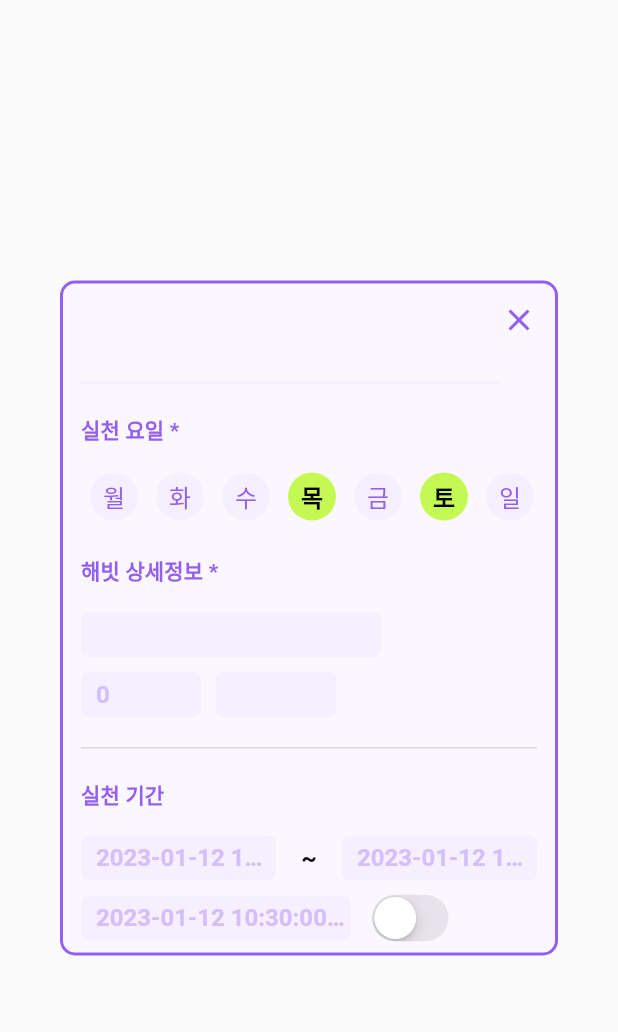
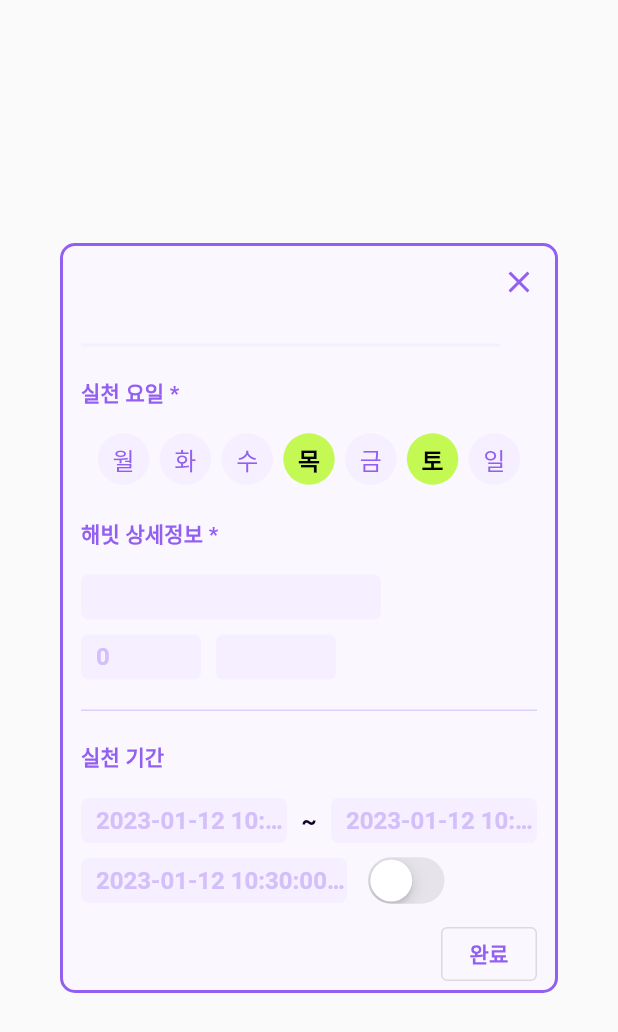
Before and after one commit to kugods-HabitTama/dahae-mobile, a Flutter app: the EditDialog widget shown alone on an empty page, opened directly with empty values, on a phone screen of 412 x 824 dp. Shown: the top 1032 px of the screen. Run offline on Flutter 3.47's test engine with Material 2 defaults, Android fonts, the phone set to English and light mode, and no system bars; our stand-ins replace dio, freezed_annotation, go_router.

Commit message:
Fix Overflow of EditDialog

```diff
--- a/lib/screens/habit/dialog/day_button.dart
+++ b/lib/screens/habit/dialog/day_button.dart
@@ -14,6 +14,11 @@ class _DayButtonsState extends State<DayButtons> {
 
   @override
   Widget build(BuildContext context) {
+    var screenHeight = MediaQuery.of(context).size.height;
+    var screenWidth = MediaQuery.of(context).size.width;
+
+    var relativePadding = screenWidth / 120;
+
     return Container(
       // margin: const EdgeInsets.only(
       //   top: 5,
@@ -29,7 +34,7 @@ class _DayButtonsState extends State<DayButtons> {
           });
         },
         constraints: const BoxConstraints(
-          maxWidth: 320,
+          maxWidth: 360,
         ),
         isSelected: widget.isSelected,
         selectedBorderColor: Colors.transparent,
@@ -39,7 +44,7 @@ class _DayButtonsState extends State<DayButtons> {
         children: List<Widget>.generate(
           7,
           (index) => Padding(
-            padding: const EdgeInsets.all(6.0),
+            padding: EdgeInsets.all(relativePadding),
             child: Container(
               decoration: BoxDecoration(
                 color: widget.isSelected[index]
@@ -47,8 +52,8 @@ class _DayButtonsState extends State<DayButtons> {
                     : Theme.of(context).backgroundColor,
                 borderRadius: BorderRadius.circular(18),
               ),
-              width: 32,
-              height: 32,
+              width: screenWidth / 12,
+              height: screenWidth / 12,
               alignment: Alignment.center,
               child: Text(
                 weekdays[index],
--- a/lib/screens/habit/dialog/period_box.dart
+++ b/lib/screens/habit/dialog/period_box.dart
@@ -17,6 +17,9 @@ class _PeriodBoxState extends State<PeriodBox> {
 
   @override
   Widget build(BuildContext context) {
+    var screenHeight = MediaQuery.of(context).size.height;
+    var screenWidth = MediaQuery.of(context).size.width;
+
     return Container(
       //color: Colors.cyan,
       margin: const EdgeInsets.only(
@@ -35,7 +38,7 @@ class _PeriodBoxState extends State<PeriodBox> {
             mainAxisAlignment: MainAxisAlignment.spaceBetween,
             children: [
               TextBox(
-                width: 130,
+                width: screenWidth / 3,
                 rightOffset: 0,
                 hintText: widget.startDate.toString(),
               ),
@@ -44,7 +47,7 @@ class _PeriodBoxState extends State<PeriodBox> {
                 style: Theme.of(context).textTheme.bodyText2,
               ),
               TextBox(
-                  width: 130.0,
+                  width: screenWidth / 3,
                   rightOffset: 0,
                   hintText: widget.endDate.toString()),
             ],
@@ -52,7 +55,7 @@ class _PeriodBoxState extends State<PeriodBox> {
           Row(
             children: [
               TextBox(
-                  width: 180,
+                  width: screenWidth / 3 + 40,
                   rightOffset: 10,
                   hintText: widget.startDate.toString()),
               CupertinoSwitch(
--- a/lib/screens/habit/edit_dialog.dart
+++ b/lib/screens/habit/edit_dialog.dart
@@ -45,7 +45,8 @@ class _EditDialogState extends State<EditDialog> {
 
   @override
   Widget build(BuildContext context) {
-    double dialogWidth = MediaQuery.of(context).size.width;
+    var screenHeight = MediaQuery.of(context).size.height;
+    var screenWidth = MediaQuery.of(context).size.width;
 
     return Dialog(
       shape: const RoundedRectangleBorder(
@@ -72,7 +73,7 @@ class _EditDialogState extends State<EditDialog> {
         // width: max(MediaQuery.of(context).size.width, 350),
         // height: MediaQuery.of(context).size.height * 3 / 5,
         width: 350,
-        height: 450,
+        height: 500,
         //padding: const EdgeInsets.all(12.0),
         decoration: BoxDecoration(
           borderRadius: const BorderRadius.all(Radius.circular(10.0)),
@@ -102,6 +103,25 @@ class _EditDialogState extends State<EditDialog> {
                       color: Theme.of(context).primaryColor.withOpacity(0.7),
                     ),
                     PeriodBox(startDate: startDate, endDate: endDate),
+                    Container(
+                      child: Row(
+                        children: [
+                          Expanded(
+                            child: Container(),
+                          ),
+                          OutlinedButton(
+                            onPressed: () {
+                              Navigator.of(context).pop();
+                              // 완료 눌렀을 때 DB에 data update 되도록 마저 구현하기
+                            },
+                            child: Text(
+                              "완료",
+                              style: Theme.of(context).textTheme.subtitle2,
+                            ),
+                          )
+                        ],
+                      ),
+                    ),
                   ],
                 ),
               ),
```
Also changed, not shown: lib/screens/habit/habit_record_tile.dart (+10 -7 lines), 1 other file.
